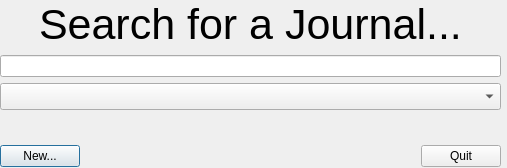
First picture: the form in Books20/Tools/bookentry/designer/ui_JournalSearch.ui, repository JimFowler/books, before the edit.
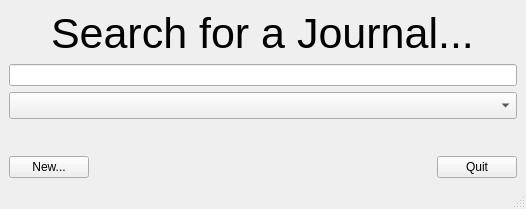
Second picture: the form after the edit.

Commit message:
Began work on startup search window for journals
 Changes to be committed:
	modified:   Books20/Tools/bookentry/designer/ui_JournalSearch.ui
	modified:   Books20/Tools/bookentry/journalFile.py
	modified:   Books20/Tools/bookentry/journalMenus.py
	new file:   Books20/Tools/bookentry/journalSearch.py
	new file:   Books20/Tools/bookentry/journals.conf
	modified:   Books20/Tools/journals

```diff
--- a/Books20/Tools/bookentry/designer/ui_JournalSearch.ui
+++ b/Books20/Tools/bookentry/designer/ui_JournalSearch.ui
@@ -1,27 +1,19 @@
 <?xml version="1.0" encoding="UTF-8"?>
 <ui version="4.0">
  <class>JournalSearch</class>
- <widget class="QDialog" name="JournalSearch">
+ <widget class="QMainWindow" name="JournalSearch">
   <property name="geometry">
    <rect>
     <x>0</x>
     <y>0</y>
-    <width>507</width>
-    <height>168</height>
+    <width>526</width>
+    <height>209</height>
    </rect>
   </property>
   <property name="windowTitle">
    <string>MainWindow</string>
   </property>
   <widget class="QWidget" name="centralwidget">
-   <property name="geometry">
-    <rect>
-     <x>0</x>
-     <y>0</y>
-     <width>501</width>
-     <height>167</height>
-    </rect>
-   </property>
    <layout class="QVBoxLayout" name="verticalLayout">
     <item alignment="Qt::AlignHCenter|Qt::AlignVCenter">
      <widget class="QLabel" name="label">
@@ -99,6 +91,17 @@
     </item>
    </layout>
   </widget>
+  <widget class="QMenuBar" name="menuBar">
+   <property name="geometry">
+    <rect>
+     <x>0</x>
+     <y>0</y>
+     <width>526</width>
+     <height>22</height>
+    </rect>
+   </property>
+  </widget>
+  <widget class="QStatusBar" name="statusBar"/>
  </widget>
  <resources/>
  <connections/>
```
The commit also changes 5 other files.
